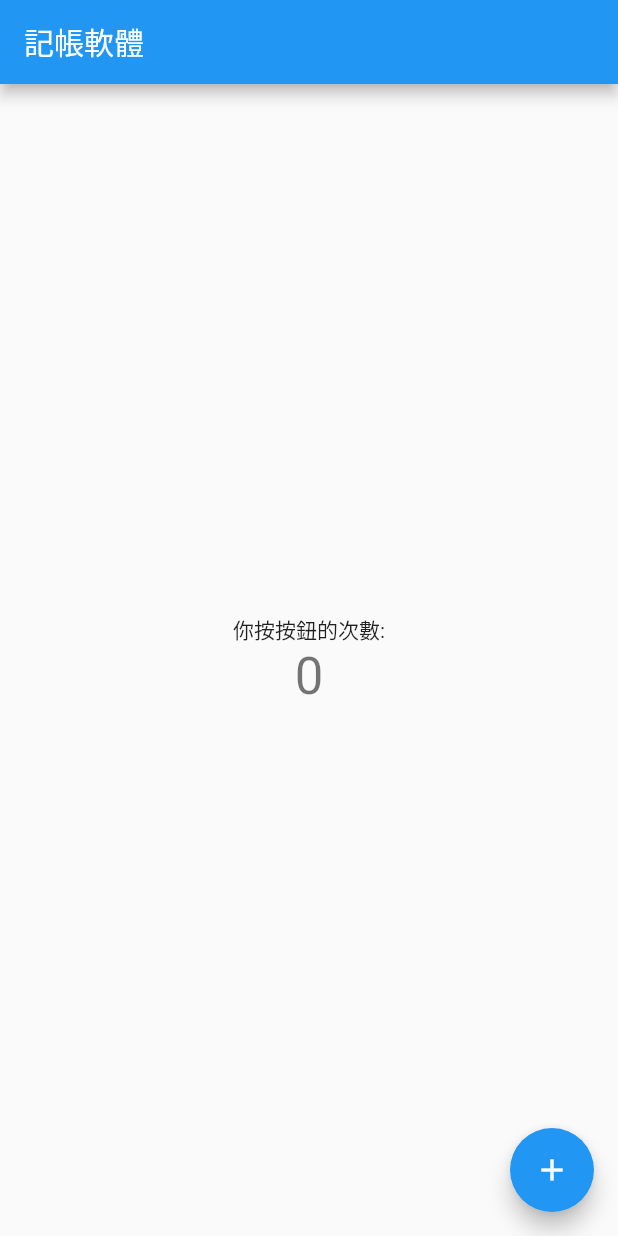
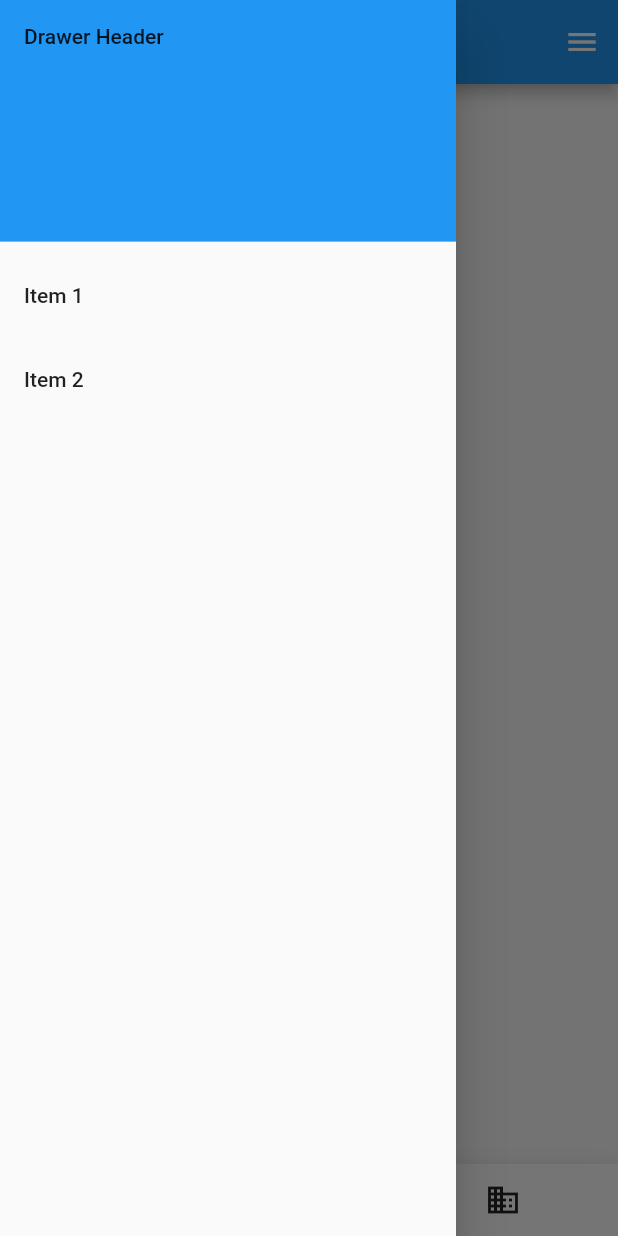
Before and after one commit to wei2419/untitled, a Flutter app: the screen it shows after launch, with the side drawer open (before the commit the screen has no drawer), on a phone screen of 412 x 824 dp. Run offline on Flutter 3.47's test engine with Material 2 defaults, Android fonts, the phone set to English and light mode, and no system bars.

Commit message:
測試選單功能

```diff
--- a/lib/main.dart
+++ b/lib/main.dart
@@ -14,7 +14,7 @@ class MyApp extends StatelessWidget {
       theme: ThemeData(
         primarySwatch: Colors.blue,
       ),
-      home: const MyHomePage(title: '記帳軟體'),
+      home: const MyHomePage(title: '123'),
     );
   }
 }
@@ -57,11 +57,84 @@ class _MyHomePageState extends State<MyHomePage> {
           ],
         ),
       ),
+      drawer: Drawer(
+        child: ListView(
+          // Important: Remove any padding from the ListView.
+          padding: EdgeInsets.zero,
+          children: [
+            const DrawerHeader(
+              decoration: BoxDecoration(
+                color: Colors.blue,
+              ),
+              child: Text('Drawer Header'),
+            ),
+            ListTile(
+              title: const Text('Item 1'),
+              onTap: () {
+                // Update the state of the app.
+                // ...
+              },
+            ),
+            ListTile(
+              title: const Text('Item 2'),
+              onTap: () {
+                // Update the state of the app.
+                // ...
+              },
+            ),
+          ],
+        ),// Populate the Drawer in the next step.
+      ),
+      endDrawer: Drawer(
+          child: ListView(
+            // Important: Remove any padding from the ListView.
+            padding: EdgeInsets.zero,
+            children: [
+              const DrawerHeader(
+                decoration: BoxDecoration(
+                  color: Colors.blue,
+                ),
+                child: Text('Drawer Header'),
+              ),
+              ListTile(
+                title: const Text('Item 1'),
+                onTap: () {
+                  // Update the state of the app.
+                  // ...
+                },
+              ),
+              ListTile(
+                title: const Text('Item 2'),
+                onTap: () {
+                  // Update the state of the app.
+                  // ...
+                },
+              ),
+            ],
+          ),// Populate the Drawer in the next step.
+      ),
       floatingActionButton: FloatingActionButton(
         onPressed: _incrementCounter,
-        tooltip: 'Increment1',
+        tooltip: 'floatingActionButtonLocation',
         child: const Icon(Icons.add),
-      ), // This trailing comma makes auto-formatting nicer for build methods.
+
+
+
+    ),
+        floatingActionButtonLocation: FloatingActionButtonLocation.centerDocked,
+
+    bottomNavigationBar: BottomAppBar(
+          color: Colors.white,
+          shape: const CircularNotchedRectangle(), // 底部导航栏打一个圆形的洞
+          child: Row(
+            children: [
+              IconButton(icon: const Icon(Icons.home), onPressed: () {  },),
+              const SizedBox(), //中间位置空出
+              IconButton(icon: const Icon(Icons.business), onPressed: () {  },),
+            ],
+            mainAxisAlignment: MainAxisAlignment.spaceAround, //均分底部导航栏横向空间
+          ),
+        )
     );
   }
 }
```
